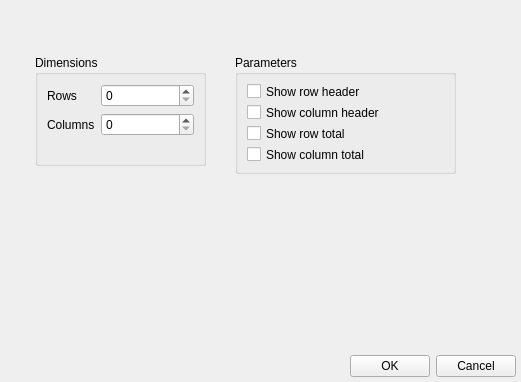
Old version of the form QtRptDesigner/EditFldDlg.ui in the repository qt-project/qtrpt.
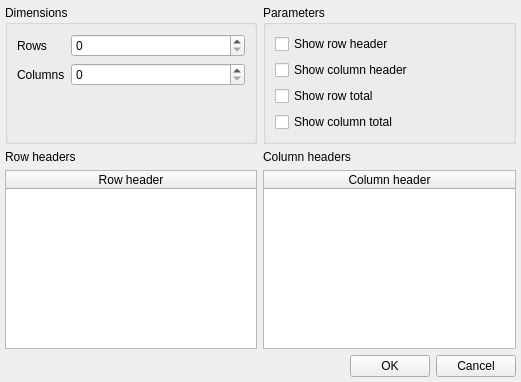
New version of the form. The open tabs and pages were chosen to show the change. Icons and pictures are not drawn. Custom widgets are drawn as their Qt base class.

What changed in the file:
```diff
--- a/QtRptDesigner/EditFldDlg.ui
+++ b/QtRptDesigner/EditFldDlg.ui
@@ -916,15 +916,21 @@
       </layout>
      </widget>
      <widget class="QWidget" name="page_6">
+      <layout class="QGridLayout" name="gridLayout_2">
+       <property name="leftMargin">
+        <number>0</number>
+       </property>
+       <property name="topMargin">
+        <number>0</number>
+       </property>
+       <property name="rightMargin">
+        <number>0</number>
+       </property>
+       <property name="bottomMargin">
+        <number>0</number>
+       </property>
+       <item row="0" column="0">
       <widget class="QGroupBox" name="groupBox_2">
-       <property name="geometry">
-        <rect>
-         <x>30</x>
-         <y>50</y>
-         <width>171</width>
-         <height>111</height>
-        </rect>
-       </property>
        <property name="title">
         <string>Dimensions</string>
        </property>
@@ -951,15 +957,9 @@
         </item>
        </layout>
       </widget>
+       </item>
+       <item row="0" column="1">
       <widget class="QGroupBox" name="groupBox_3">
-       <property name="geometry">
-        <rect>
-         <x>230</x>
-         <y>50</y>
-         <width>221</width>
-         <height>119</height>
-        </rect>
-       </property>
        <property name="title">
         <string>Parameters</string>
        </property>
@@ -994,6 +994,72 @@
         </item>
        </layout>
       </widget>
+       </item>
+       <item row="1" column="0">
+        <layout class="QVBoxLayout" name="verticalLayout_18">
+         <item>
+          <widget class="QLabel" name="label_7">
+           <property name="text">
+            <string>Row headers</string>
+           </property>
+          </widget>
+         </item>
+         <item>
+          <widget class="QTableWidget" name="tblRowHeaders">
+           <attribute name="horizontalHeaderStretchLastSection">
+            <bool>true</bool>
+           </attribute>
+           <attribute name="verticalHeaderVisible">
+            <bool>false</bool>
+           </attribute>
+           <attribute name="verticalHeaderDefaultSectionSize">
+            <number>20</number>
+           </attribute>
+           <attribute name="verticalHeaderHighlightSections">
+            <bool>false</bool>
+           </attribute>
+           <column>
+            <property name="text">
+             <string>Row header</string>
+            </property>
+           </column>
+          </widget>
+         </item>
+        </layout>
+       </item>
+       <item row="1" column="1">
+        <layout class="QVBoxLayout" name="verticalLayout_17">
+         <item>
+          <widget class="QLabel" name="label_10">
+           <property name="text">
+            <string>Column headers</string>
+           </property>
+          </widget>
+         </item>
+         <item>
+          <widget class="QTableWidget" name="tblColHeaders">
+           <attribute name="horizontalHeaderStretchLastSection">
+            <bool>true</bool>
+           </attribute>
+           <attribute name="verticalHeaderVisible">
+            <bool>false</bool>
+           </attribute>
+           <attribute name="verticalHeaderDefaultSectionSize">
+            <number>20</number>
+           </attribute>
+           <attribute name="verticalHeaderHighlightSections">
+            <bool>false</bool>
+           </attribute>
+           <column>
+            <property name="text">
+             <string>Column header</string>
+            </property>
+           </column>
+          </widget>
+         </item>
+        </layout>
+       </item>
+      </layout>
      </widget>
     </widget>
    </item>
```
Left out of the diff: 8 changed lines with no effect on the pictures. Lines whose indentation alone changed are shown as unchanged.
